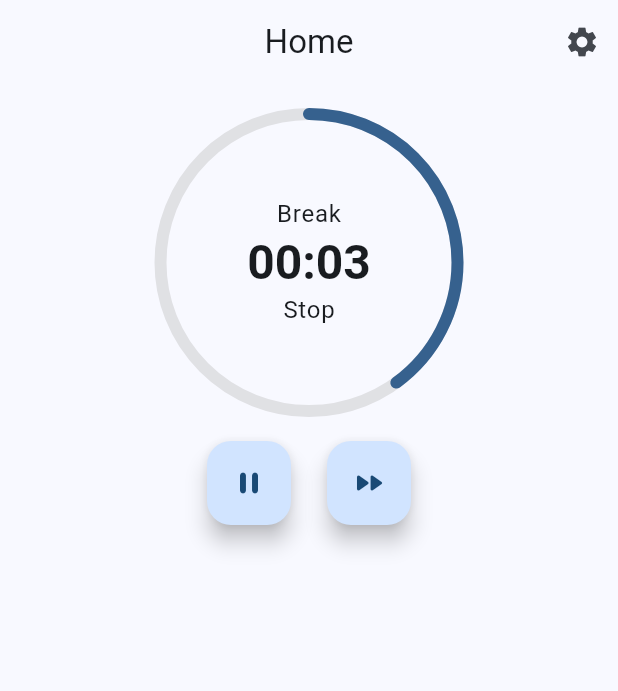
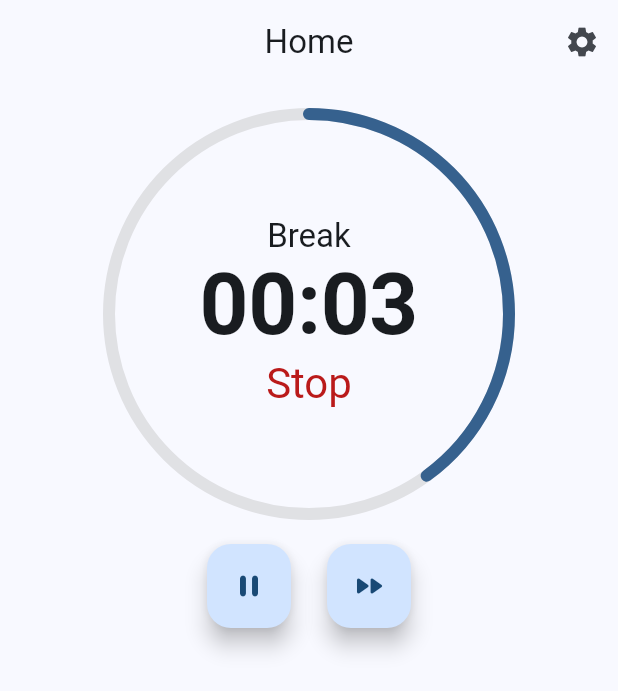
Before and after one commit to victorers1/pomodoro-app-flutter, a Flutter app: the screen it shows after launch, after a tap on the "play arrow" icon, after a tap on the "fast forward" icon, on a phone screen of 412 x 824 dp. Shown: the top 691 px of the screen. Run offline on Flutter 3.47's test engine with Material 3 defaults, Android fonts, the phone set to English and light mode, and no system bars; drawn by our look-alikes of dynamic_color; our stand-ins replace shared_preferences; generated files the repository leaves out were written again.

Commit message:
creates timerclockwidget; improves stop button

```diff
--- a/lib/features/app.dart
+++ b/lib/features/app.dart
@@ -2,6 +2,7 @@ import 'package:dynamic_color/dynamic_color.dart';
 import 'package:flutter/material.dart';
 import 'package:flutter_gen/gen_l10n/app_localizations.dart';
 import 'package:pomodoro/features/home/home_controller.dart';
+import 'package:pomodoro/features/local_memory/local_memory_service.dart';
 
 import 'home/home_page.dart';
 import 'settings/settings_controller.dart';
@@ -12,10 +13,12 @@ class PomodoroApp extends StatelessWidget {
     super.key,
     required this.settingsController,
     required this.homeController,
+    required this.localMemoryService,
   });
 
   final SettingsController settingsController;
   final HomeController homeController;
+  final LocalMemoryService localMemoryService;
 
   @override
   Widget build(BuildContext context) {
--- /dev/null
+++ b/lib/features/local_memory/local_memory_service.dart
@@ -0,0 +1,8 @@
+abstract class LocalMemoryService {
+  static const String themeModeStoreKey = 'themeMode';
+
+  Future<void> init();
+
+  Future<void> storeString(String key, String value);
+  Future<String?> loadString(String key);
+}
--- /dev/null
+++ b/lib/features/local_memory/shared_preference_service.dart
@@ -0,0 +1,21 @@
+import 'package:pomodoro/features/local_memory/local_memory_service.dart';
+import 'package:shared_preferences/shared_preferences.dart';
+
+class SharedPreferenceService extends LocalMemoryService {
+  final SharedPreferences prefs;
+
+  SharedPreferenceService({required this.prefs});
+
+  @override
+  Future<void> init() async {
+    throw UnimplementedError();
+  }
+
+  @override
+  Future<void> storeString(String key, String value) async {
+    prefs.setString(key, value);
+  }
+
+  @override
+  Future<String?> loadString(String key) async => prefs.getString(key);
+}
--- a/lib/features/settings/settings_service.dart
+++ b/lib/features/settings/settings_service.dart
@@ -1,12 +1,23 @@
 import 'package:flutter/material.dart';
+import 'package:pomodoro/features/local_memory/local_memory_service.dart';
 
 class SettingsService {
-  // TODO: recover the last theme selected
-  Future<ThemeMode> themeMode() async => ThemeMode.system;
+  final LocalMemoryService localMemoryService;
 
-  /// TODO: persists the user's preferred ThemeMode to local or remote storage.
+  SettingsService({required this.localMemoryService});
+
+  Future<ThemeMode> themeMode() async {
+    final lastSavedTheme = await localMemoryService.loadString(
+      LocalMemoryService.themeModeStoreKey,
+    );
+
+    return ThemeMode.values.byName(lastSavedTheme ?? ThemeMode.system.name);
+  }
+
   Future<void> updateThemeMode(ThemeMode theme) async {
-    // Use the shared_preferences package to persist settings locally or the
-    // http package to persist settings over the network.
+    localMemoryService.storeString(
+      LocalMemoryService.themeModeStoreKey,
+      theme.name,
+    );
   }
 }
--- /dev/null
+++ b/lib/features/timer/timer_clock_widget.dart
@@ -0,0 +1,51 @@
+import 'package:flutter/material.dart';
+import 'package:flutter_gen/gen_l10n/app_localizations.dart';
+import 'package:pomodoro/extensions/string_extensions.dart';
+
+class TimerClockWidget extends StatelessWidget {
+  const TimerClockWidget({
+    super.key,
+    required this.timeHeaderLabel,
+    required this.time,
+    required this.onStopPressed,
+  });
+
+  final String timeHeaderLabel;
+  final String time;
+  final VoidCallback onStopPressed;
+
+  @override
+  Widget build(BuildContext context) {
+    return Center(
+      child: Column(
+        mainAxisSize: MainAxisSize.min,
+        children: [
+          Text(
+            timeHeaderLabel,
+            style: Theme.of(context).textTheme.titleLarge,
+          ),
+          Text(
+            time,
+            style: Theme.of(context).textTheme.displayLarge?.copyWith(
+                  fontWeight: FontWeight.bold,
+                ),
+          ),
+          SizedBox(
+            child: TextButton(
+              onPressed: onStopPressed,
+              style: const ButtonStyle(
+                visualDensity: VisualDensity.compact,
+              ),
+              child: Text(
+                AppLocalizations.of(context)!.stopTimer.capitalize,
+                style: Theme.of(context).textTheme.headlineMedium?.copyWith(
+                      color: Theme.of(context).colorScheme.error,
+                    ),
+              ),
+            ),
+          )
+        ],
+      ),
+    );
+  }
+}
--- a/lib/features/timer/timer_progress_indicator_widget.dart
+++ b/lib/features/timer/timer_progress_indicator_widget.dart
@@ -3,6 +3,7 @@ import 'package:flutter_gen/gen_l10n/app_localizations.dart';
 
 import 'package:pomodoro/enums/timer_mode_enum.dart';
 import 'package:pomodoro/extensions/string_extensions.dart';
+import 'package:pomodoro/features/timer/timer_clock_widget.dart';
 import 'package:pomodoro/theme/sizes.dart';
 
 class TimerProgressIndicatorWidget extends StatelessWidget {
@@ -24,7 +25,7 @@ class TimerProgressIndicatorWidget extends StatelessWidget {
 
   @override
   Widget build(BuildContext context) {
-    final halfScreenWidth = MediaQuery.of(context).size.width / 2;
+    final halfScreenWidth = MediaQuery.of(context).size.width / 1.5;
     final progressIndicatorSize = Size.square(halfScreenWidth);
     final timeHeaderLabel = timerMode == TimerMode.shortBreak
         ? AppLocalizations.of(context)!.breakTimer.capitalize
@@ -48,38 +49,10 @@ class TimerProgressIndicatorWidget extends StatelessWidget {
                 AppLocalizations.of(context)!.timerIndicatorSemanticsLabel,
             semanticsValue: '$progressValue',
           ),
-          Center(
-            child: Column(
-              mainAxisSize: MainAxisSize.min,
-              children: [
-                Text(
-                  timeHeaderLabel,
-                  style: Theme.of(context).textTheme.bodyLarge,
-                ),
-                Text(
-                  time,
-                  style: Theme.of(context).textTheme.headlineLarge?.copyWith(
-                        fontWeight: FontWeight.bold,
-                      ),
-                ),
-                SizedBox(
-                  height: Sizes.size24,
-                  child: TextButton(
-                    onPressed: onStopPressed,
-                    style: const ButtonStyle(
-                      visualDensity: VisualDensity.compact,
-                      padding: MaterialStatePropertyAll(
-                        EdgeInsets.zero,
-                      ),
-                    ),
-                    child: Text(
-                      AppLocalizations.of(context)!.stopTimer.capitalize,
-                      style: Theme.of(context).textTheme.bodyLarge,
-                    ),
-                  ),
-                )
-              ],
-            ),
+          TimerClockWidget(
+            timeHeaderLabel: timeHeaderLabel,
+            time: time,
+            onStopPressed: onStopPressed,
           )
         ],
       ),
--- a/lib/main.dart
+++ b/lib/main.dart
@@ -1,21 +1,51 @@
 import 'package:flutter/material.dart';
 import 'package:pomodoro/features/home/home_controller.dart';
+import 'package:pomodoro/features/local_memory/local_memory_service.dart';
+import 'package:pomodoro/features/local_memory/shared_preference_service.dart';
 import 'package:pomodoro/features/timer/timer_service.dart';
+import 'package:shared_preferences/shared_preferences.dart';
 
 import 'features/app.dart';
 import 'features/settings/settings_controller.dart';
 import 'features/settings/settings_service.dart';
 
 void main() async {
-  final settingsController = SettingsController(SettingsService());
-  await settingsController.loadSettings();
+  WidgetsFlutterBinding.ensureInitialized();
 
-  final homeController = HomeController(TimerService());
+  final localMemoryService = await initializeLocalMemoryService();
+  final homeController = initializeHomeController();
+  final settingsController = await initializeSettingsController(
+    localMemoryService,
+  );
 
   runApp(
     PomodoroApp(
       settingsController: settingsController,
       homeController: homeController,
+      localMemoryService: localMemoryService,
     ),
   );
 }
+
+HomeController initializeHomeController() {
+  final homeController = HomeController(TimerService());
+  return homeController;
+}
+
+Future<SettingsController> initializeSettingsController(
+  LocalMemoryService localMemoryService,
+) async {
+  final settingsController = SettingsController(
+    SettingsService(localMemoryService: localMemoryService),
+  );
+  await settingsController.loadSettings();
+  return settingsController;
+}
+
+Future<LocalMemoryService> initializeLocalMemoryService() async {
+  final prefs = await SharedPreferences.getInstance();
+  final LocalMemoryService localMemoryService = SharedPreferenceService(
+    prefs: prefs,
+  );
+  return localMemoryService;
+}
--- a/pubspec.yaml
+++ b/pubspec.yaml
@@ -14,6 +14,7 @@ dependencies:
     sdk: flutter
   flutter_localizations:
     sdk: flutter
+  shared_preferences: ^2.2.2
 
 dev_dependencies:
   flutter_test:
```
Also changed, not shown: pubspec.lock.
